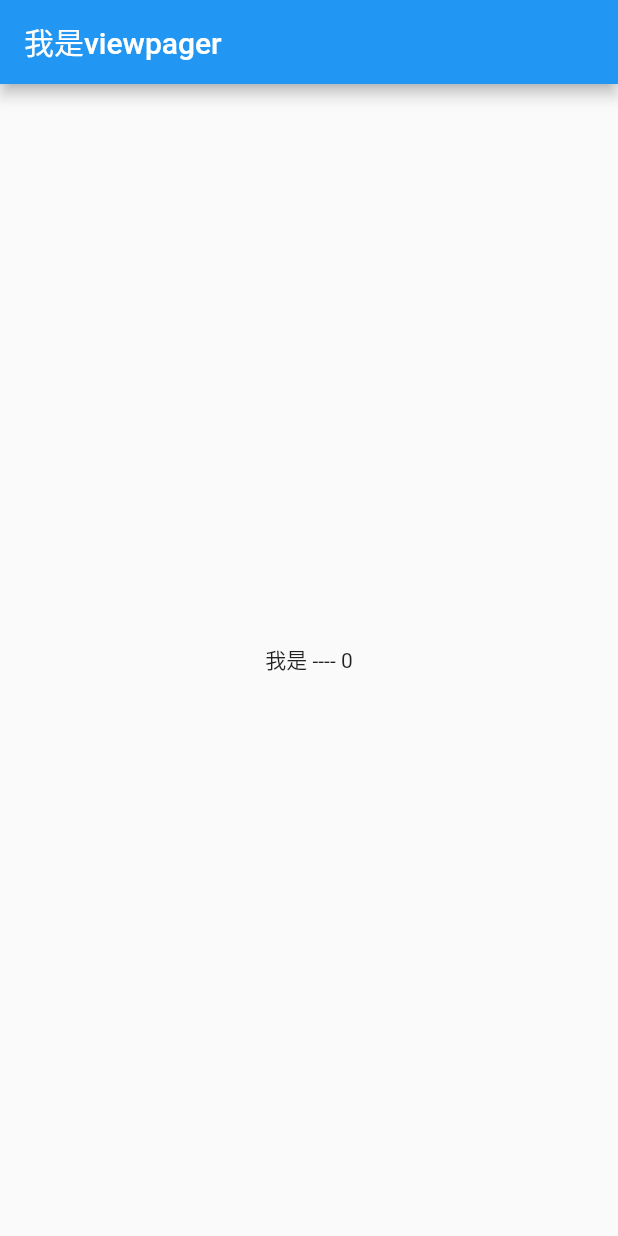
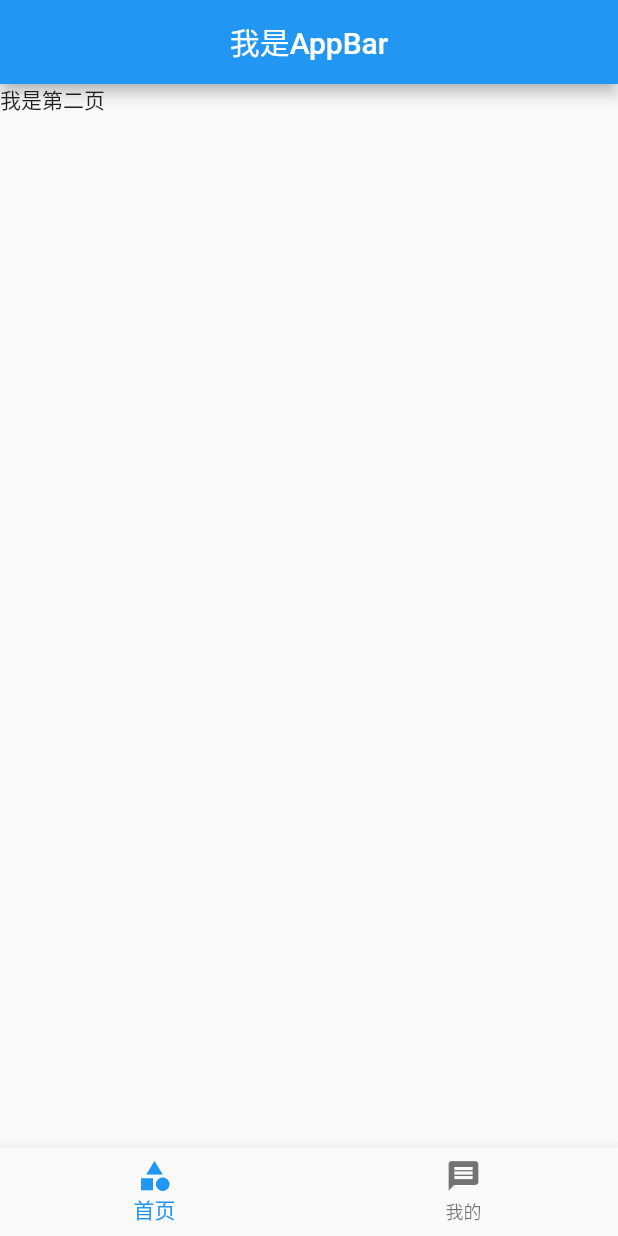
Before and after one commit to luozhiran/flutter_app, a Flutter app: the screen it shows after launch, on a phone screen of 412 x 824 dp. Run offline on Flutter 3.47's test engine with Material 2 defaults, Android fonts, the phone set to English and light mode, and no system bars.

Commit message:
viewpager用法

```diff
--- /dev/null
+++ b/lib/viewpager/diffViewPager.dart
@@ -0,0 +1,67 @@
+import 'package:flutter/cupertino.dart';
+import 'package:flutter/material.dart';
+
+class DiffViewPager extends StatefulWidget {
+  @override
+  State<StatefulWidget> createState() {
+    // TODO: implement createState
+    return new _DiffViewPager();
+  }
+}
+
+class _DiffViewPager extends State<DiffViewPager> {
+  PageController pageController;
+  var _currentItemIndex = 0;
+
+  @override
+  void initState() {
+    // TODO: implement initState
+    super.initState();
+    pageController = new PageController(initialPage: 0);
+  }
+
+  @override
+  Widget build(BuildContext context) {
+    // TODO: implement build
+    return new Scaffold(
+      appBar: new AppBar(
+        title: new Text('我是AppBar'),
+        centerTitle: true,
+      ),
+      body: new PageView.builder(
+        itemBuilder: (BuildContext context, int index) {
+          return index == 1 ? new Text('我是第一页') : new Text('我是第二页');
+        },
+        itemCount: 2,
+        onPageChanged: (index) {
+          setState(() {
+            if (_currentItemIndex != index) {
+              _currentItemIndex = index;
+            }
+          });
+        },
+        controller: pageController,
+      ),
+      bottomNavigationBar: new BottomNavigationBar(
+        items: [
+          new BottomNavigationBarItem(
+              icon: new Icon(Icons.category), title: new Text("首页")),
+          new BottomNavigationBarItem(
+              icon: new Icon(Icons.message), title: new Text("我的")),
+        ],
+        currentIndex: _currentItemIndex,
+        onTap: (index) {
+          pageController.animateToPage(index,
+              duration: new Duration(microseconds: 300), curve: Curves.ease);
+        },
+      ),
+    );
+  }
+
+  @override
+  void dispose() {
+    // TODO: implement dispose
+    super.dispose();
+    pageController.dispose();
+  }
+}
```
Also changed, not shown: lib/main.dart (+17 -9 lines).
